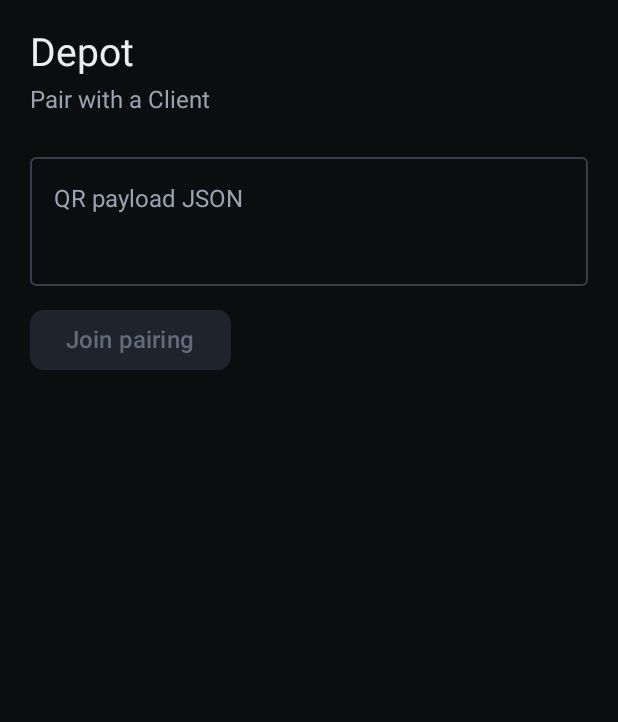
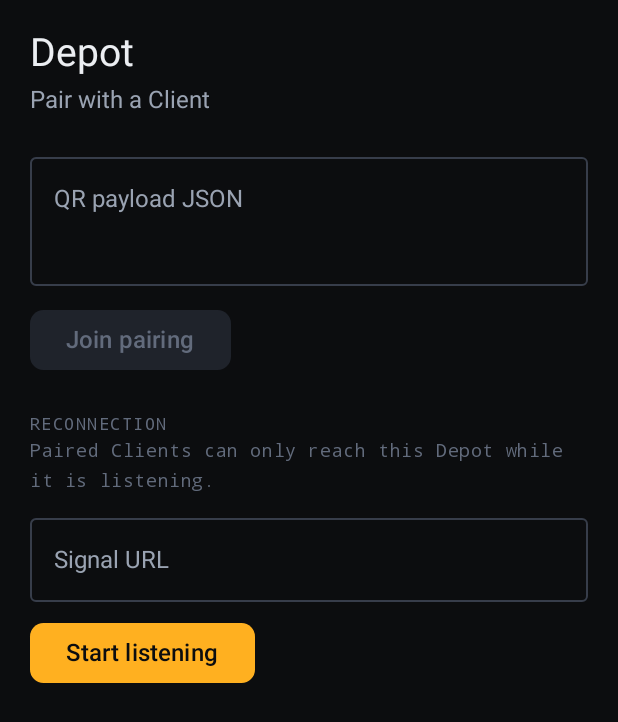
Before and after one commit to Abhishek-dev18/depot, an Android app built with Jetpack Compose: the screen it shows after launch (MainActivity), on a phone screen of 412 x 824 dp. Shown: the top 722 px of the screen. Run offline under Robolectric (Android 15) with nearby library versions, the phone set to English and light mode, and no system bars.

Commit message:
Android reconnection listener (§4)
Registers this Depot's presence with Signal and handles each reconnecting
Client independently: verify the credential, refuse an unknown or revoked
device, issue a fresh challenge, and check the response against the
stored ClientIdentity.

That last check is the one doing the work. A credential is a public
claim and proves nothing on its own — only the ClientIdentity private key
can sign the fresh challenge, so a captured credential buys an attacker
nothing.

Credentials inside 30 days of expiry are renewed silently in SESSION_OK,
per §4.1: a device that keeps reconnecting never has to redo the QR
flow, and one that stops simply expires on schedule.

Revoking now also tells Signal, but only as a routing optimisation — what
actually revokes a device is this Depot refusing its handshake, which
DeviceStore already records and which survives a restart.

The session keys are derived and currently unused: §5's transport is
keyed from them and is the next piece. A reconnecting web Client will
therefore authenticate and then stall waiting for a data channel.

The signal URL is remembered from the QR payload so listening does not
need it typed again. Also fixes the Dismiss buttons sitting indented
relative to their card text.

Co-Authored-By: Claude Opus 5 <noreply@anthropic.com>
Claude-Session: https://claude.ai/code/session_01TuuP1c6HqAyyAhiJGdiJjk

```diff
--- a/android/app/src/main/java/com/depot/app/MainActivity.kt
+++ b/android/app/src/main/java/com/depot/app/MainActivity.kt
@@ -37,6 +37,8 @@ class MainActivity : ComponentActivity() {
                         onApprove = viewModel::onApprove,
                         onRevoke = viewModel::onRevoke,
                         onDismissResult = viewModel::dismissResult,
+                        onSignalUrlChange = viewModel::onSignalUrlChange,
+                        onToggleListening = viewModel::toggleListening,
                         modifier = Modifier.padding(innerPadding),
                     )
                 }
--- a/android/app/src/main/java/com/depot/app/ui/PairingScreen.kt
+++ b/android/app/src/main/java/com/depot/app/ui/PairingScreen.kt
@@ -8,6 +8,7 @@ import androidx.compose.foundation.layout.Column
 import androidx.compose.foundation.layout.Row
 import androidx.compose.foundation.layout.fillMaxSize
 import androidx.compose.foundation.layout.fillMaxWidth
+import androidx.compose.foundation.layout.PaddingValues
 import androidx.compose.foundation.layout.padding
 import androidx.compose.foundation.layout.size
 import androidx.compose.foundation.rememberScrollState
@@ -136,6 +137,8 @@ fun PairingScreen(
     onApprove: () -> Unit,
     onRevoke: (DeviceRecord) -> Unit,
     onDismissResult: () -> Unit,
+    onSignalUrlChange: (String) -> Unit,
+    onToggleListening: () -> Unit,
     modifier: Modifier = Modifier,
 ) {
     Column(
@@ -209,7 +212,11 @@ fun PairingScreen(
                     style = MonoStyle,
                     modifier = Modifier.padding(top = 8.dp),
                 )
-                TextButton(onClick = onDismissResult, modifier = Modifier.padding(top = 4.dp)) {
+                TextButton(
+                    onClick = onDismissResult,
+                    contentPadding = PaddingValues(vertical = 8.dp),
+                    modifier = Modifier.padding(top = 4.dp),
+                ) {
                     Text("Dismiss", color = DepotColors.Ink2, style = MonoStyle)
                 }
             }
@@ -224,9 +231,62 @@ fun PairingScreen(
                     .padding(12.dp),
             ) {
                 Text(error, color = DepotColors.Red, style = MonoStyle)
-                TextButton(onClick = onDismissResult) {
+                TextButton(onClick = onDismissResult, contentPadding = PaddingValues(vertical = 8.dp)) {
                     Text("Dismiss", color = DepotColors.Ink2, style = MonoStyle)
                 }
+            }
+        }
+
+        Text(
+            "RECONNECTION",
+            color = DepotColors.Ink3,
+            style = MonoStyle.copy(fontSize = 11.sp, letterSpacing = 1.sp),
+            modifier = Modifier.padding(top = 26.dp),
+        )
+        Text(
+            "Paired Clients can only reach this Depot while it is listening.",
+            color = DepotColors.Ink3,
+            style = MonoStyle.copy(fontSize = 12.sp),
+            modifier = Modifier.padding(top = 4.dp),
+        )
+        OutlinedTextField(
+            value = state.signalUrl,
+            onValueChange = onSignalUrlChange,
+            label = { Text("Signal URL") },
+            placeholder = { Text("ws://host:8080/ws", style = MonoStyle) },
+            singleLine = true,
+            enabled = state.listeningAs == null,
+            modifier = Modifier
+                .fillMaxWidth()
+                .padding(top = 10.dp),
+            textStyle = MonoStyle.copy(fontSize = 12.sp),
+        )
+        Button(
+            onClick = onToggleListening,
+            modifier = Modifier.padding(top = 10.dp),
+            colors = ButtonDefaults.buttonColors(
+                containerColor = if (state.listeningAs != null) DepotColors.Surface2 else DepotColors.Amber,
+                contentColor = if (state.listeningAs != null) DepotColors.Ink else DepotColors.Bg,
+            ),
+            shape = RoundedCornerShape(9.dp),
+        ) {
+            Text(if (state.listeningAs != null) "Stop listening" else "Start listening", fontSize = 16.sp)
+        }
+        state.listeningAs?.let { depotId ->
+            Row(
+                modifier = Modifier.padding(top = 10.dp),
+                verticalAlignment = Alignment.CenterVertically,
+            ) {
+                Box(
+                    Modifier
+                        .size(8.dp)
+                        .background(DepotColors.Green, RoundedCornerShape(4.dp)),
+                )
+                Text(
+                    "  listening as ${shortId(depotId)}",
+                    color = DepotColors.Green,
+                    style = MonoStyle.copy(fontSize = 12.sp),
+                )
             }
         }
 
```
Also changed, not shown: android/app/src/main/java/com/depot/app/pairing/DepotReconnect.kt (added, +179 -0 lines), android/app/src/main/java/com/depot/app/ui/PairingViewModel.kt (+72 -0 lines), 1 other file.
